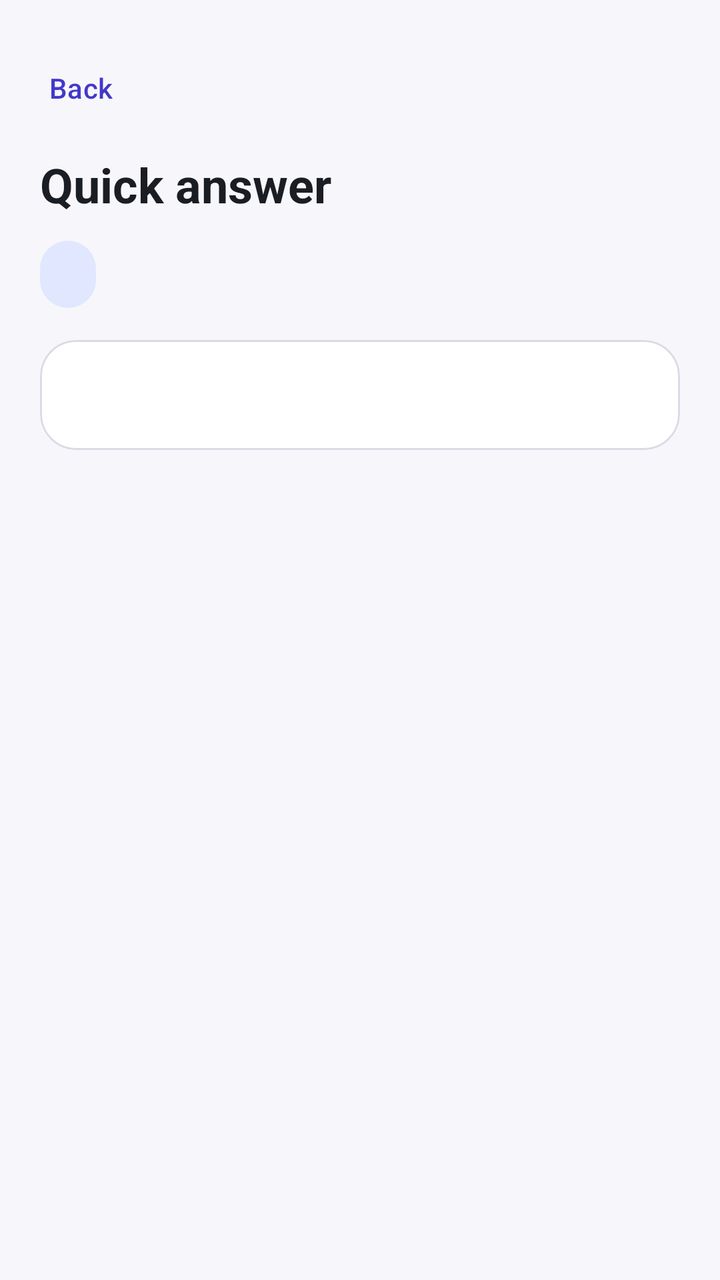
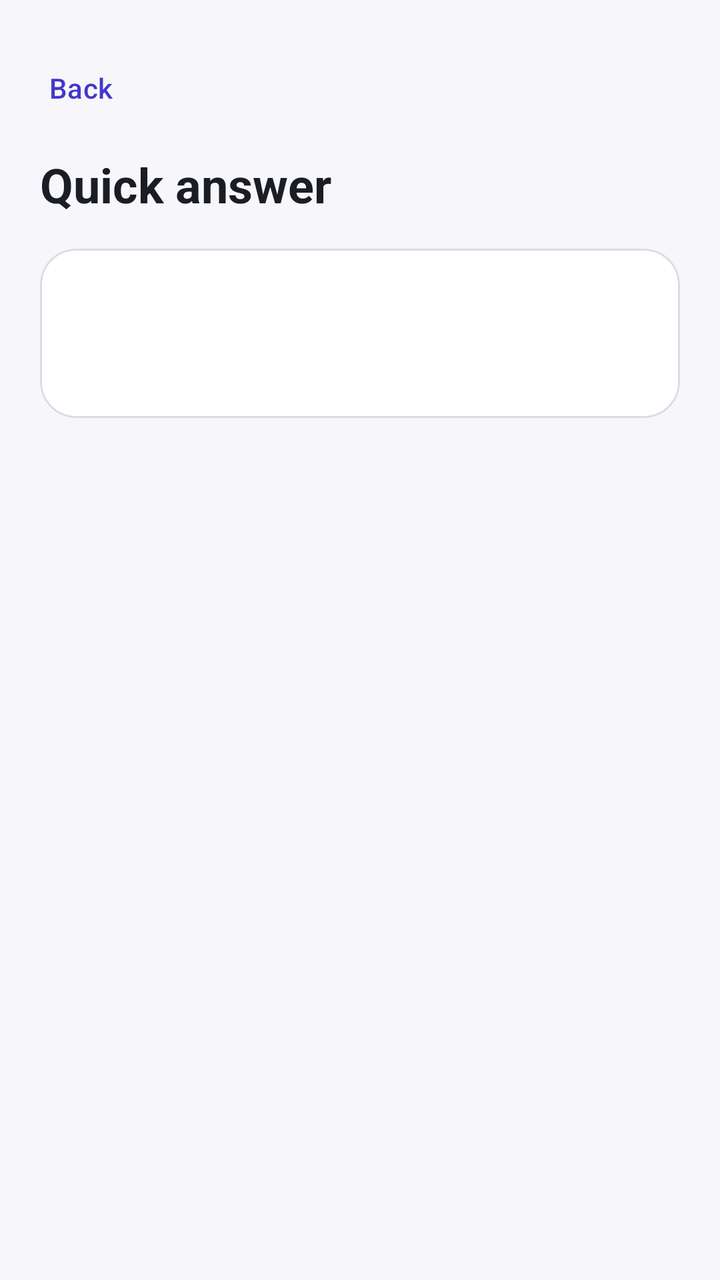

An Android layout rendered at two revisions. The XML below is the earlier revision; the diff shows what the commit changed to produce the second picture.
<!-- AndroidManifest.xml: application theme Theme.Tapcode -->
<!-- res/layout/activity_quick_answer.xml -->
<?xml version="1.0" encoding="utf-8"?>
<LinearLayout xmlns:android="http://schemas.android.com/apk/res/android"
    xmlns:app="http://schemas.android.com/apk/res-auto"
    android:layout_width="match_parent"
    android:layout_height="match_parent"
    android:background="@color/background"
    android:orientation="vertical"
    android:padding="20dp">

    <com.google.android.material.button.MaterialButton
        android:id="@+id/backButton"
        style="@style/Widget.Material3.Button.TextButton"
        android:layout_width="wrap_content"
        android:layout_height="wrap_content"
        android:insetLeft="0dp"
        android:insetTop="0dp"
        android:insetBottom="0dp"
        android:minWidth="0dp"
        android:layout_marginLeft="-8dp"
        android:text="@string/back"
        android:textColor="@color/primary" />

    <TextView
        android:layout_width="wrap_content"
        android:layout_height="wrap_content"
        android:layout_marginTop="8dp"
        android:text="@string/quick_answer_title"
        android:textAppearance="?attr/textAppearanceHeadlineSmall"
        android:textColor="@color/on_surface"
        android:textStyle="bold" />

    <TextView
        android:id="@+id/codeChip"
        android:layout_width="wrap_content"
        android:layout_height="wrap_content"
        android:layout_marginTop="12dp"
        android:background="@drawable/bg_code_chip"
        android:fontFamily="monospace"
        android:paddingLeft="14dp"
        android:paddingRight="14dp"
        android:paddingTop="6dp"
        android:paddingBottom="6dp"
        android:textAppearance="?attr/textAppearanceTitleMedium"
        android:textColor="@color/on_primary_container" />

    <com.google.android.material.card.MaterialCardView
        style="@style/Widget.Tapcode.Card"
        android:layout_width="match_parent"
        android:layout_height="wrap_content"
        android:layout_marginTop="16dp">

        <TextView
            android:id="@+id/resultText"
            android:layout_width="match_parent"
            android:layout_height="wrap_content"
            android:fontFamily="monospace"
            android:textAppearance="?attr/textAppearanceBodyMedium"
            android:textColor="@color/on_surface" />
    </com.google.android.material.card.MaterialCardView>

    <com.google.android.material.button.MaterialButton
        android:id="@+id/retryButton"
        android:layout_width="wrap_content"
        android:layout_height="wrap_content"
        android:layout_marginTop="20dp"
        android:text="@string/retry"
        android:visibility="gone"
        app:cornerRadius="12dp" />
</LinearLayout>
<!-- resources referenced by this layout -->
<resources>
  <color name="background">#F7F7FB</color>
  <color name="on_primary_container">#1E1B4B</color>
  <color name="on_surface">#1B1D24</color>
  <color name="primary">#4338CA</color>
  <!-- drawable bg_code_chip (drawable) -->
  <?xml version="1.0" encoding="utf-8"?>
  <shape xmlns:android="http://schemas.android.com/apk/res/android">
      <solid android:color="@color/primary_container" />
      <corners android:radius="999dp" />
  </shape>
  <string name="back">Back</string>
  <string name="quick_answer_title">Quick answer</string>
  <string name="retry">Retry</string>
  <style name="Widget.Tapcode.Card" parent="Widget.Material3.CardView.Elevated">
          <item name="cardCornerRadius">18dp</item>
          <item name="cardElevation">0dp</item>
          <item name="cardBackgroundColor">@color/surface</item>
          <item name="strokeColor">@color/outline</item>
          <item name="strokeWidth">1dp</item>
          <item name="contentPadding">18dp</item>
      </style>
  <style name="Theme.Tapcode" parent="Theme.Material3.DayNight.NoActionBar">
          <item name="colorPrimary">@color/primary</item>
          <item name="colorOnPrimary">@color/on_primary</item>
          <item name="colorPrimaryContainer">@color/primary_container</item>
          <item name="colorOnPrimaryContainer">@color/on_primary_container</item>
          <item name="colorSurface">@color/surface</item>
          <item name="colorOnSurface">@color/on_surface</item>
          <item name="colorOutline">@color/outline</item>
          <item name="android:colorBackground">@color/background</item>
          <item name="android:statusBarColor">@color/background</item>
          <item name="android:windowLightStatusBar">true</item>
          <item name="materialCardViewStyle">@style/Widget.Tapcode.Card</item>
      </style>
  <color name="primary_container">#E0E7FF</color>
  <color name="surface">#FFFFFF</color>
  <color name="outline">#D9DCE5</color>
  <color name="on_primary">#FFFFFF</color>
</resources>

<!-- the commit's change to res/layout/activity_quick_answer.xml (unified diff, before → after) -->
@@ -29,33 +29,42 @@
         android:textColor="@color/on_surface"
         android:textStyle="bold" />
 
-    <TextView
-        android:id="@+id/codeChip"
-        android:layout_width="wrap_content"
-        android:layout_height="wrap_content"
-        android:layout_marginTop="12dp"
-        android:background="@drawable/bg_code_chip"
-        android:fontFamily="monospace"
-        android:paddingLeft="14dp"
-        android:paddingRight="14dp"
-        android:paddingTop="6dp"
-        android:paddingBottom="6dp"
-        android:textAppearance="?attr/textAppearanceTitleMedium"
-        android:textColor="@color/on_primary_container" />
-
     <com.google.android.material.card.MaterialCardView
         style="@style/Widget.Tapcode.Card"
         android:layout_width="match_parent"
         android:layout_height="wrap_content"
         android:layout_marginTop="16dp">
 
-        <TextView
-            android:id="@+id/resultText"
+        <LinearLayout
             android:layout_width="match_parent"
             android:layout_height="wrap_content"
-            android:fontFamily="monospace"
-            android:textAppearance="?attr/textAppearanceBodyMedium"
-            android:textColor="@color/on_surface" />
+            android:orientation="vertical">
+
+            <TextView
+                android:id="@+id/resultHeading"
+                android:layout_width="wrap_content"
+                android:layout_height="wrap_content"
+                android:textAppearance="?attr/textAppearanceTitleMedium"
+                android:textColor="@color/on_surface" />
+
+            <TextView
+                android:id="@+id/resultAmount"
+                android:layout_width="wrap_content"
+                android:layout_height="wrap_content"
+                android:layout_marginTop="4dp"
+                android:textAppearance="?attr/textAppearanceHeadlineMedium"
+                android:textColor="@color/primary"
+                android:textStyle="bold"
+                android:visibility="gone" />
+
+            <TextView
+                android:id="@+id/resultText"
+                android:layout_width="match_parent"
+                android:layout_height="wrap_content"
+                android:layout_marginTop="8dp"
+                android:textAppearance="?attr/textAppearanceBodyMedium"
+                android:textColor="@color/on_surface" />
+        </LinearLayout>
     </com.google.android.material.card.MaterialCardView>
 
     <com.google.android.material.button.MaterialButton
<!-- resource entries referenced after the edit -->
@@ -1,15 +1,8 @@
 <!-- resources referenced by this layout -->
 <resources>
   <color name="background">#F7F7FB</color>
-  <color name="on_primary_container">#1E1B4B</color>
   <color name="on_surface">#1B1D24</color>
   <color name="primary">#4338CA</color>
-  <!-- drawable bg_code_chip (drawable) -->
-  <?xml version="1.0" encoding="utf-8"?>
-  <shape xmlns:android="http://schemas.android.com/apk/res/android">
-      <solid android:color="@color/primary_container" />
-      <corners android:radius="999dp" />
-  </shape>
   <string name="back">Back</string>
   <string name="quick_answer_title">Quick answer</string>
   <string name="retry">Retry</string>
@@ -34,9 +27,10 @@
           <item name="android:windowLightStatusBar">true</item>
           <item name="materialCardViewStyle">@style/Widget.Tapcode.Card</item>
       </style>
-  <color name="primary_container">#E0E7FF</color>
   <color name="surface">#FFFFFF</color>
   <color name="outline">#D9DCE5</color>
   <color name="on_primary">#FFFFFF</color>
+  <color name="primary_container">#E0E7FF</color>
+  <color name="on_primary_container">#1E1B4B</color>
 </resources>
 
